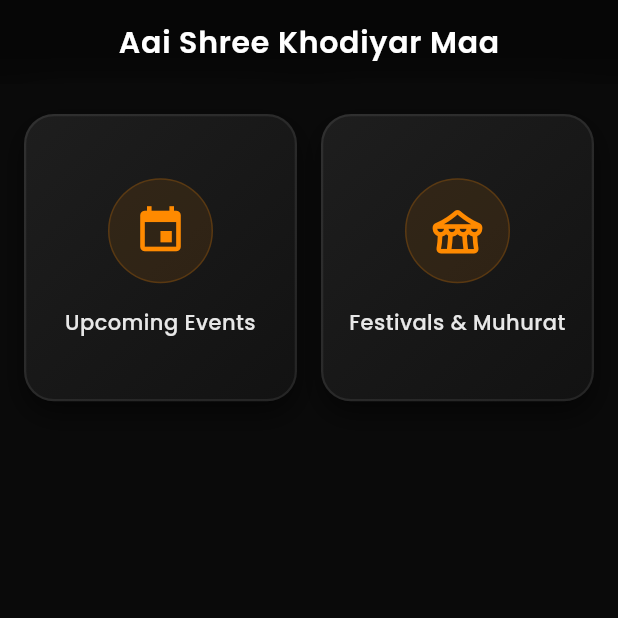
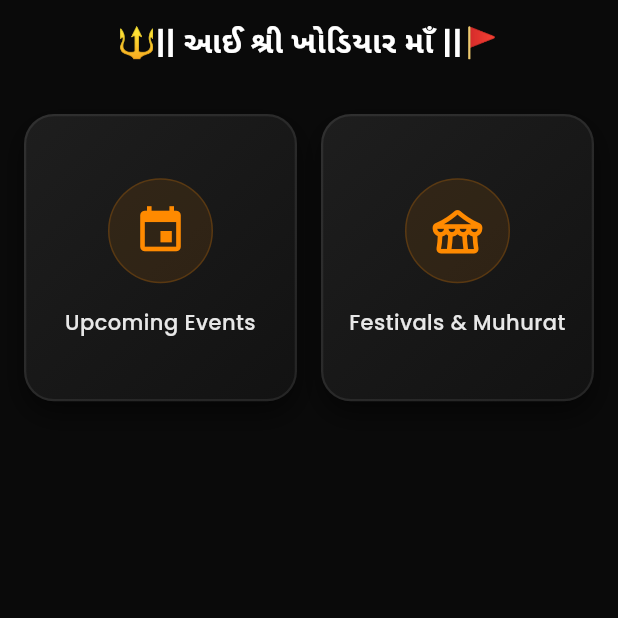
Before and after one commit to Smit231101/Bhakti-Setu, a Flutter app: the screen it shows after launch, on a phone screen of 412 x 824 dp, the top half of it. Run offline on Flutter 3.47's test engine with Material 3 defaults, Android fonts, the phone set to English and light mode, and no system bars; our stand-ins replace cloud_firestore, dio, firebase_core, google_fonts; accounts and stored records are empty.

Commit message:
Add custom appbar in home screen

```diff
--- a/lib/presentation/screens/home/home_screen.dart
+++ b/lib/presentation/screens/home/home_screen.dart
@@ -1,4 +1,5 @@
 import 'dart:ui';
+import 'package:bhakti_setu/core/widgets/custom_app_bar.dart';
 import 'package:flutter/material.dart';
 import 'package:google_fonts/google_fonts.dart';
 import 'package:bhakti_setu/core/theme/app_colors.dart';
@@ -28,26 +29,7 @@ class HomeScreen extends StatelessWidget {
     return Scaffold(
       backgroundColor: AppColors.scaffoldDeep,
       extendBodyBehindAppBar: true,
-      appBar: AppBar(
-        elevation: 0,
-        backgroundColor: Colors.black.withOpacity(0.4),
-        flexibleSpace: ClipRect(
-          child: BackdropFilter(
-            filter: ImageFilter.blur(sigmaX: 15, sigmaY: 15),
-            child: Container(color: Colors.transparent),
-          ),
-        ),
-        title: Text(
-          "Aai Shree Khodiyar Maa",
-          style: GoogleFonts.poppins(
-            fontWeight: FontWeight.w600,
-            color: AppColors.textPrimary,
-            letterSpacing: 0.5,
-            fontSize: 20,
-          ),
-        ),
-        centerTitle: true,
-      ),
+      appBar: PremiumGlassAppBar(title: "🔱|| આઈ શ્રી ખોડિયાર માઁ ||🚩"),
       body: GridView.builder(
         padding: EdgeInsets.only(
           top: topPadding,
@@ -155,10 +137,7 @@ class _PremiumMenuCardState extends State<_PremiumMenuCard>
               gradient: const LinearGradient(
                 begin: Alignment.topLeft,
                 end: Alignment.bottomRight,
-                colors: [
-                  AppColors.surfaceLight,
-                  AppColors.scaffoldBackground,
-                ],
+                colors: [AppColors.surfaceLight, AppColors.scaffoldBackground],
               ),
               border: Border.all(
                 color: AppColors.glassBorder.withOpacity(0.08),
@@ -181,9 +160,7 @@ class _PremiumMenuCardState extends State<_PremiumMenuCard>
                     shape: BoxShape.circle,
                     color: AppColors.primaryOrange.withOpacity(0.1),
                     border: Border.all(
-                      color: AppColors.primaryOrange.withOpacity(
-                        0.2,
-                      ),
+                      color: AppColors.primaryOrange.withOpacity(0.2),
                       width: 1,
                     ),
                   ),
```
